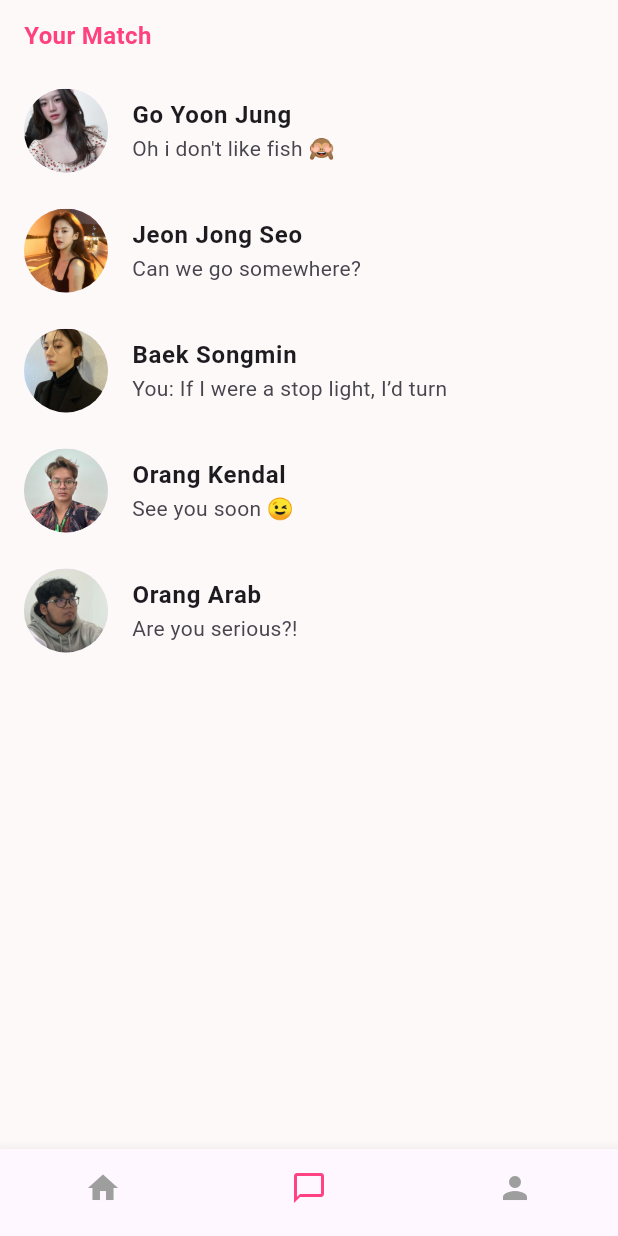
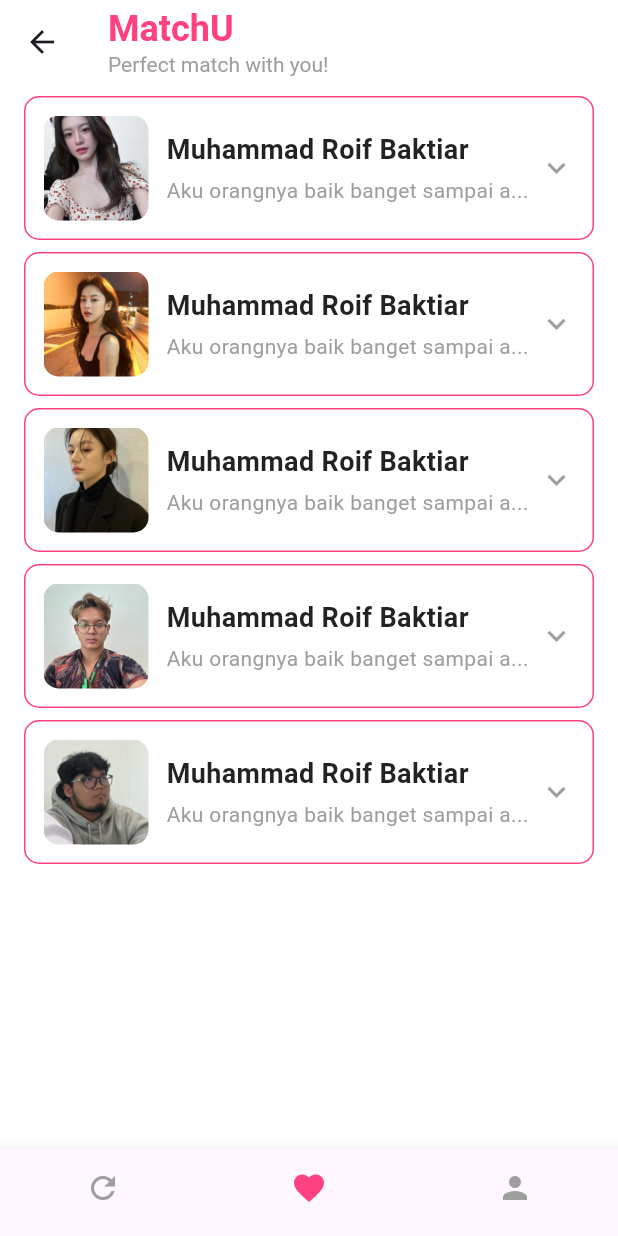
Before and after one commit to CatchU-DatingApp/CatchU-frontend, a Flutter app: the ChatPage screen opened directly, on a phone screen of 412 x 824 dp. Run offline on Flutter 3.47's test engine with Material 3 defaults, Android fonts, the phone set to English and light mode, and no system bars; our stand-ins replace cloud_firestore, firebase_auth, firebase_core, firebase_storage, geolocator, image_picker; accounts and stored records are empty.

Commit message:
mengubah tampilan chat

```diff
--- a/lib/home/chat.dart
+++ b/lib/home/chat.dart
@@ -10,43 +10,53 @@ class ChatPage extends StatefulWidget {
 
 class _ChatPageState extends State<ChatPage> {
   int _currentIndex = 1;
-  int? selectedIndex;
+  List<int> expandedIndices = [];
 
   final List<Map<String, String>> messages = [
     {
-      'name': 'Go Yoon Jung',
-      'message': 'Oh i don\'t like fish 🙈',
+      'name': 'Muhammad Roif Baktiar',
+      'message': 'Aku orangnya baik banget sampai a...',
       'image': 'assets/images/3_1.jpg',
-      'instagram': 'goyoonjung',
-      'facebook': 'goyoonjung.official',
+      'instagram': 'loifu6969',
+      'facebook': 'loifu6969',
+      'twitter': 'loifu6969',
+      'whatsapp': 'loifu6969',
     },
     {
-      'name': 'Jeon Jong Seo',
-      'message': 'Can we go somewhere?',
+      'name': 'Muhammad Roif Baktiar',
+      'message': 'Aku orangnya baik banget sampai a...',
       'image': 'assets/images/3_2.jpg',
-      'instagram': 'jeonjongseo',
-      'facebook': 'jeonjongseo.fb',
+      'instagram': 'loifu6969',
+      'facebook': 'loifu6969',
+      'twitter': 'loifu6969',
+      'whatsapp': 'loifu6969',
     },
     {
-      'name': 'Baek Songmin',
-      'message': 'You: If I were a stop light, I’d turn',
+      'name': 'Muhammad Roif Baktiar',
+      'message': 'Aku orangnya baik banget sampai a...',
       'image': 'assets/images/3_3.jpg',
-      'instagram': 'baeksongmin',
-      'facebook': 'baeksongmin.page',
+      'instagram': 'loifu6969',
+      'facebook': 'loifu6969',
+      'twitter': 'loifu6969',
+      'whatsapp': 'loifu6969',
     },
     {
-      'name': 'Orang Kendal',
-      'message': 'See you soon 😉',
+      'name': 'Muhammad Roif Baktiar',
+      'message': 'Aku orangnya baik banget sampai a...',
       'image': 'assets/images/jawa.png',
-      'instagram': 'orangkendal',
-      'facebook': 'orangkendal.fb',
+      'instagram': 'loifu6969',
+      'facebook': 'loifu6969',
+      'twitter': 'loifu6969',
+      'whatsapp': 'loifu6969',
     },
     {
-      'name': 'Orang Arab',
-      'message': 'Are you serious?!',
+      'name': 'Muhammad Roif Baktiar',
+      'message': 'Aku orangnya baik banget sampai a...',
       'image': 'assets/images/5.jpg',
-      'instagram': 'orangarab',
-      'facebook': 'orangarab.page',
+      'instagram': 'loifu6969',
+      'facebook': 'loifu6969',
+      'twitter': 'loifu6969',
+      'whatsapp': 'loifu6969',
     },
   ];
 
@@ -72,166 +82,150 @@ class _ChatPageState extends State<ChatPage> {
     });
   }
 
-  void _onProfileSelected(int index) {
+  void _toggleExpanded(int index) {
     setState(() {
-      selectedIndex = selectedIndex == index ? null : index;
+      if (expandedIndices.contains(index)) {
+        expandedIndices.remove(index);
+      } else {
+        expandedIndices.add(index);
+      }
     });
+  }
+
+  void _launchSocialMedia(String platform, String username) async {
+    String url;
+    switch (platform) {
+      case 'instagram':
+        url = 'https://instagram.com/$username';
+        break;
+      case 'facebook':
+        url = 'https://facebook.com/$username';
+        break;
+      case 'twitter':
+        url = 'https://twitter.com/$username';
+        break;
+      case 'whatsapp':
+        url = 'https://wa.me/$username';
+        break;
+      default:
+        url = '';
+    }
+
+    if (await canLaunch(url)) {
+      await launch(url);
+    } else {
+      print('Could not launch $url');
+    }
   }
 
   @override
   Widget build(BuildContext context) {
     return Scaffold(
-      backgroundColor: Color(0xFFFCF9F8),
-      body: SafeArea(
+      backgroundColor: Colors.white,
+      appBar: AppBar(
+        backgroundColor: Colors.white,
+        elevation: 0,
+        title: Column(
+          crossAxisAlignment: CrossAxisAlignment.start,
+          children: [
+            Text(
+              'MatchU',
+              style: TextStyle(
+                fontSize: 24,
+                fontWeight: FontWeight.bold,
+                color: Colors.pinkAccent,
+              ),
+            ),
+            Text(
+              'Perfect match with you!',
+              style: TextStyle(fontSize: 14, color: Colors.grey),
+            ),
+          ],
+        ),
+      ),
+      body: ListView.builder(
+        padding: EdgeInsets.symmetric(horizontal: 16, vertical: 8),
+        itemCount: messages.length,
+        itemBuilder: (context, index) {
+          final msg = messages[index];
+          final isExpanded = expandedIndices.contains(index);
+
+          return Container(
+            margin: EdgeInsets.only(bottom: 8),
+            decoration: BoxDecoration(
+              borderRadius: BorderRadius.circular(10),
+              border: Border.all(color: Colors.pinkAccent),
+            ),
+            child: Column(
+              children: [
+                InkWell(
+                  onTap: () => _toggleExpanded(index),
                   child: Padding(
-          padding: const EdgeInsets.symmetric(horizontal: 16, vertical: 12),
+                    padding: EdgeInsets.all(12),
+                    child: Row(
+                      children: [
+                        // Profile image
+                        ClipRRect(
+                          borderRadius: BorderRadius.circular(10),
+                          child: Image.asset(
+                            msg['image']!,
+                            width: 70,
+                            height: 70,
+                            fit: BoxFit.cover,
+                          ),
+                        ),
+                        SizedBox(width: 12),
+                        // Name and message
+                        Expanded(
                           child: Column(
                             crossAxisAlignment: CrossAxisAlignment.start,
                             children: [
                               Text(
-                'Your Match',
+                                msg['name']!,
                                 style: TextStyle(
-                  fontSize: 16,
+                                  fontSize: 18,
                                   fontWeight: FontWeight.bold,
-                  color: Colors.pinkAccent,
+                                  color: Colors.black87,
                                 ),
                               ),
-              SizedBox(height: 12),
-              Expanded(
-                child: ListView.builder(
-                  itemCount: messages.length,
-                  itemBuilder: (context, index) {
-                    final msg = messages[index];
-                    final isSelected = selectedIndex == index;
-
-                    return Column(
-                      children: [
-                        ListTile(
-                          contentPadding: EdgeInsets.symmetric(vertical: 4),
-                          leading: CircleAvatar(
-                            radius: 28,
-                            backgroundImage: AssetImage(msg['image']!),
+                              SizedBox(height: 4),
+                              Text(
+                                msg['message']!,
+                                style: TextStyle(
+                                  color: Colors.grey,
+                                  fontSize: 14,
                                 ),
-                          title: Text(
-                            msg['name']!,
-                            style: TextStyle(fontWeight: FontWeight.bold),
-                          ),
-                          subtitle: Text(
-                            msg['message']!,
                                 maxLines: 1,
                                 overflow: TextOverflow.ellipsis,
-                          ),
-                          onTap: () => _onProfileSelected(index),
-                        ),
-                        AnimatedSwitcher(
-                          duration: Duration(milliseconds: 300),
-                          switchInCurve: Curves.easeInOut,
-                          child:
-                              isSelected
-                                  ? Container(
-                                    key: ValueKey(index),
-                                    margin: EdgeInsets.only(bottom: 12),
-                                    padding: EdgeInsets.all(16),
-                                    decoration: BoxDecoration(
-                                      color: Colors.white,
-                                      borderRadius: BorderRadius.circular(16),
-                                      border: Border.all(
-                                        color: Colors.pinkAccent,
-                                        width: 1.2,
-                                      ),
-                                      boxShadow: [
-                                        BoxShadow(
-                                          color: Colors.black12,
-                                          blurRadius: 6,
-                                          offset: Offset(0, 3),
-                                        ),
-                                      ],
-                                    ),
-                                    child: Column(
-                                      crossAxisAlignment:
-                                          CrossAxisAlignment.start,
-                                      children: [
-                                        Text(
-                                          msg['name']!,
-                                          style: TextStyle(
-                                            fontWeight: FontWeight.bold,
-                                            fontSize: 16,
-                                          ),
-                                        ),
-                                        SizedBox(height: 8),
-                                        Row(
-                                          children: [
-                                            Icon(
-                                              Icons.camera_alt_outlined,
-                                              size: 18,
-                                              color: Colors.pinkAccent,
-                                            ),
-                                            SizedBox(width: 6),
-                                            GestureDetector(
-                                              onTap: () {
-                                                launchUrl(
-                                                  Uri.parse(
-                                                    'https://instagram.com/${msg['instagram']}',
-                                                  ),
-                                                );
-                                              },
-                                              child: Text(
-                                                '@${msg['instagram']}',
-                                                style: TextStyle(
-                                                  color: Colors.pinkAccent,
-                                                  decoration:
-                                                      TextDecoration.underline,
-                                                ),
-                                              ),
-                                            ),
-                                          ],
-                                        ),
-                                        SizedBox(height: 8),
-                                        Row(
-                                          children: [
-                                            Icon(
-                                              Icons.facebook_rounded,
-                                              size: 18,
-                                              color: Colors.blueAccent,
-                                            ),
-                                            SizedBox(width: 6),
-                                            GestureDetector(
-                                              onTap: () {
-                                                launchUrl(
-                                                  Uri.parse(
-                                                    'https://facebook.com/${msg['facebook']}',
-                                                  ),
-                                                );
-                                              },
-                                              child: Text(
-                                                '${msg['facebook']}',
-                                                style: TextStyle(
-                                                  color: Colors.blueAccent,
-                                                  decoration:
-                                                      TextDecoration.underline,
-                                                ),
-                                              ),
-                                            ),
-                                          ],
-                                        ),
-                                        SizedBox(height: 8),
-                                        Text(
-                                          'Bio: This person is awesome and waiting to chat with you 😉',
-                                          style: TextStyle(fontSize: 13),
-                                        ),
-                                      ],
-                                    ),
-                                  )
-                                  : SizedBox.shrink(),
-                        ),
-                      ],
-                    );
-                  },
-                ),
                               ),
                             ],
                           ),
                         ),
+                        // Expand/collapse icon
+                        Icon(
+                          isExpanded
+                              ? Icons.keyboard_arrow_up
+                              : Icons.keyboard_arrow_down,
+                          color: Colors.grey,
+                        ),
+                      ],
+                    ),
+                  ),
+                ),
+                // Social Media section (shows when expanded)
+                AnimatedCrossFade(
+                  firstChild: SizedBox.shrink(),
+                  secondChild: _buildSocialMediaSection(msg),
+                  crossFadeState:
+                      isExpanded
+                          ? CrossFadeState.showSecond
+                          : CrossFadeState.showFirst,
+                  duration: Duration(milliseconds: 300),
+                ),
+              ],
+            ),
+          );
+        },
       ),
       bottomNavigationBar: BottomNavigationBar(
         currentIndex: _currentIndex,
@@ -241,14 +235,105 @@ class _ChatPageState extends State<ChatPage> {
         showSelectedLabels: false,
         showUnselectedLabels: false,
         items: [
-          BottomNavigationBarItem(icon: Icon(Icons.home), label: 'Home'),
-          BottomNavigationBarItem(
-            icon: Icon(Icons.chat_bubble_outline),
-            label: 'Chat',
-          ),
+          BottomNavigationBarItem(icon: Icon(Icons.refresh), label: 'Refresh'),
+          BottomNavigationBarItem(icon: Icon(Icons.favorite), label: 'Like'),
           BottomNavigationBarItem(icon: Icon(Icons.person), label: 'Profile'),
         ],
       ),
     );
   }
+
+  Widget _buildSocialMediaSection(Map<String, String> profile) {
+    return Container(
+      padding: EdgeInsets.symmetric(horizontal: 12, vertical: 8),
+      child: Column(
+        children: [
+          Row(
+            children: [
+              Expanded(
+                child: _buildSocialButton(
+                  icon: Icons.camera_alt,
+                  username: '@${profile['instagram']}',
+                  backgroundColor: Color(0xFFFF426D),
+                  onTap:
+                      () => _launchSocialMedia(
+                        'instagram',
+                        profile['instagram']!,
+                      ),
+                ),
+              ),
+              SizedBox(width: 8),
+              Expanded(
+                child: _buildSocialButton(
+                  icon: Icons.facebook,
+                  username: '@${profile['facebook']}',
+                  backgroundColor: Color(0xFFFF426D),
+                  onTap:
+                      () =>
+                          _launchSocialMedia('facebook', profile['facebook']!),
+                ),
+              ),
+            ],
+          ),
+          SizedBox(height: 8),
+          Row(
+            children: [
+              Expanded(
+                child: _buildSocialButton(
+                  icon: Icons.close, // X icon for Twitter
+                  username: '@${profile['twitter']}',
+                  backgroundColor: Color(0xFFFF426D),
+                  onTap:
+                      () => _launchSocialMedia('twitter', profile['twitter']!),
+                ),
+              ),
+              SizedBox(width: 8),
+              Expanded(
+                child: _buildSocialButton(
+                  icon: Icons.phone_iphone,
+                  username: '@${profile['whatsapp']}',
+                  backgroundColor: Color(0xFFFF426D),
+                  onTap:
+                      () =>
+                          _launchSocialMedia('whatsapp', profile['whatsapp']!),
+                ),
+              ),
+            ],
+          ),
+        ],
+      ),
+    );
   }
+
+  Widget _buildSocialButton({
+    required IconData icon,
+    required String username,
+    required Color backgroundColor,
+    required Function onTap,
+  }) {
+    return InkWell(
+      onTap: () => onTap(),
+      child: Container(
+        padding: EdgeInsets.symmetric(vertical: 12),
+        decoration: BoxDecoration(
+          color: backgroundColor,
+          borderRadius: BorderRadius.circular(8),
+        ),
+        child: Row(
+          mainAxisAlignment: MainAxisAlignment.center,
+          children: [
+            Icon(icon, color: Colors.white, size: 22),
+            SizedBox(width: 8),
+            Text(
+              username,
+              style: TextStyle(
+                color: Colors.white,
+                fontWeight: FontWeight.w500,
+              ),
+            ),
+          ],
+        ),
+      ),
+    );
+  }
+}
```
Lines whose indentation alone changed are shown as unchanged.
